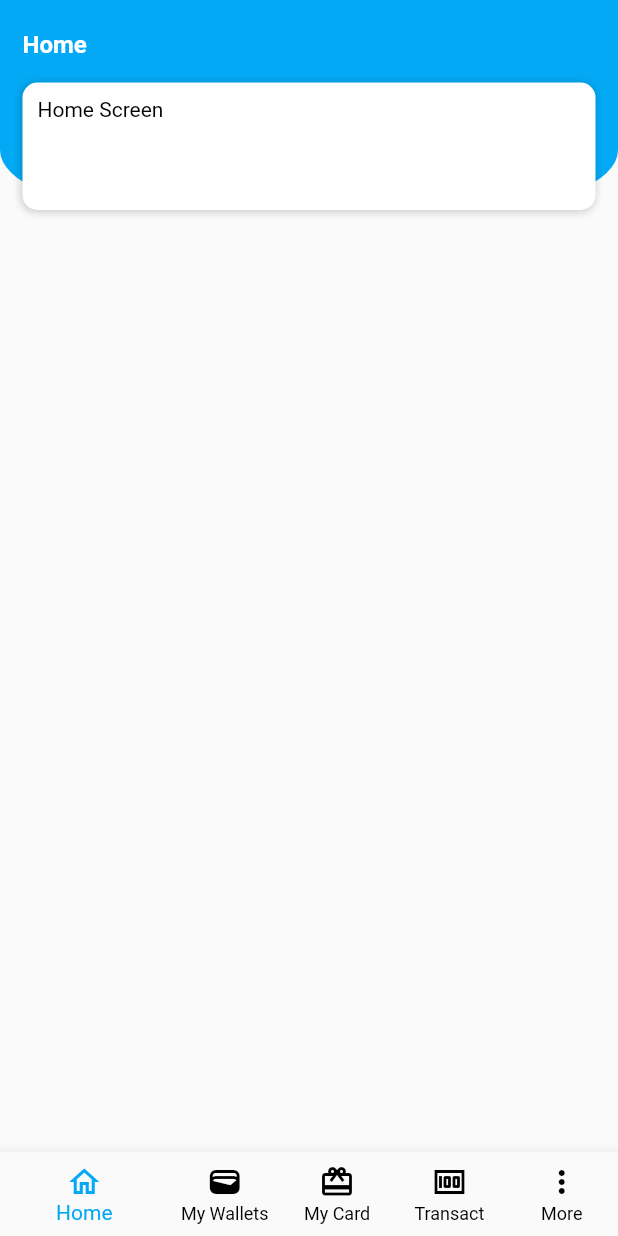
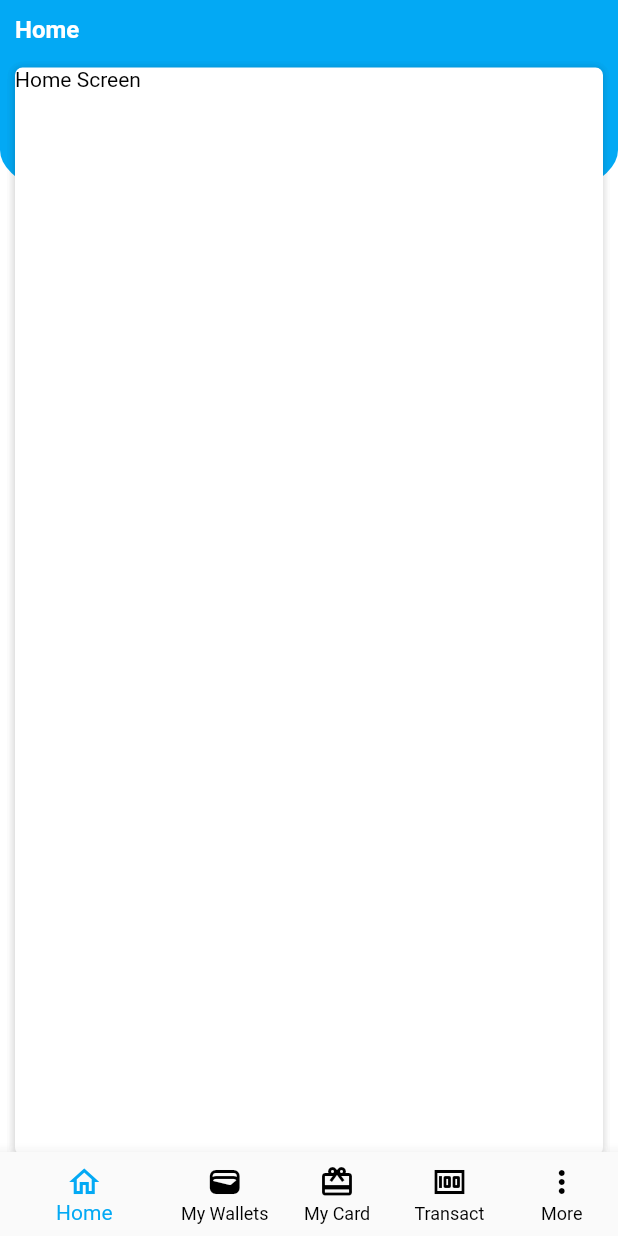
Before and after one commit to Egide-softwares/apz-pay, a Flutter app: the screen it shows after launch, on a phone screen of 412 x 824 dp. Run offline on Flutter 3.47's test engine with Material 2 defaults, Android fonts, the phone set to English and light mode, and no system bars.

Commit message:
RESTORE POINT

```diff
--- a/lib/layouts/screen_layout.dart
+++ b/lib/layouts/screen_layout.dart
@@ -9,8 +9,9 @@ class ScreenLayout extends StatelessWidget {
 
   @override
   Widget build(BuildContext context) {
-    return Scaffold(
-      body: Stack(
+    return Container(
+      decoration: BoxDecoration(color: ThemeColors.white),
+      child: Stack(
         children: [
           Container(
             height: 140,
@@ -24,7 +25,7 @@ class ScreenLayout extends StatelessWidget {
               ),
             ),
             child: Padding(
-              padding: const EdgeInsets.only(top: 20, left: 15),
+              padding: const EdgeInsets.symmetric(vertical: 10, horizontal: 10),
               child: Text(
                 title,
                 style: TextStyle(
@@ -36,12 +37,12 @@ class ScreenLayout extends StatelessWidget {
             ),
           ),
           Positioned(
-            top: 55,
+            top: 40,
             left: 0,
-            bottom: 0,
+            bottom: -7,
             right: 0,
             child: Padding(
-              padding: const EdgeInsets.symmetric(horizontal: 15),
+              padding: const EdgeInsets.symmetric(horizontal: 10, vertical: 5),
               child: Container(
                 decoration: BoxDecoration(
                   color: ThemeColors.white,
@@ -53,11 +54,14 @@ class ScreenLayout extends StatelessWidget {
                       offset: Offset.fromDirection(2),
                     ),
                   ),
-                    borderRadius: const BorderRadius.all(Radius.circular(10))),
-                child: Padding(
-                  padding: const EdgeInsets.all(10),
+                  borderRadius: const BorderRadius.only(
+                    topLeft: Radius.circular(5),
+                    topRight: Radius.circular(5),
+                    bottomLeft: Radius.circular(5),
+                    bottomRight: Radius.circular(5),
+                  ),
+                ),
                 child: widget,
-                ),
               ),
             ),
           )
--- a/lib/main.dart
+++ b/lib/main.dart
@@ -1,10 +1,13 @@
+import 'package:flutter/foundation.dart';
 import 'package:flutter/material.dart';
+import 'package:flutter/services.dart';
 import 'theme/colors.dart';
 import './layouts/screen_layout.dart';
 import './screens/home.dart';
 import './screens/wallets.dart';
 import './screens/transact.dart';
 import 'screens/card.dart';
+import './utils/pair.dart';
 
 void main() => runApp(const App());
 
@@ -13,9 +16,12 @@ class App extends StatelessWidget {
 
   @override
   Widget build(BuildContext context) {
-    return const MaterialApp(
+    return MaterialApp(
       title: "APZ Pay",
-      home: Main(),
+      theme: ThemeData(
+        primaryColor: ThemeColors.primary,
+      ),
+      home: const Main(),
       debugShowCheckedModeBanner: false,
     );
   }
@@ -39,22 +45,52 @@ class _MainState extends State<Main> {
     Transact(),
   ];
 
+  static final List<Pair<Widget, String>> _options = <Pair<Widget, String>>[
+    Pair(
+      ClipRRect(
+        borderRadius: BorderRadius.circular(30),
+        child: SizedBox(
+          height: 30,
+          width: 30,
+          child: Image.asset(
+            "assets/images/default_avatar.jpg",
+            fit: BoxFit.cover,
+          ),
+        ),
+      ),
+      "Naidoo Koobandra",
+    ),
+    Pair(const Icon(Icons.settings), "Settings"),
+    Pair(const Icon(Icons.arrow_back), "Logout"),
+  ];
+
   void _onItemTapped(BuildContext ctx, int index) {
+    setState(() {
       if (index < 4) {
-      setState(() {
         _selectedIndex = index;
+      } else {
+        _showMoreOptions = !_showMoreOptions;
+      }
     });
-    } else {
-      setState(() {
-        _showMoreOptions = !_showMoreOptions;
-      });
-    }
   }
 
   @override
   Widget build(BuildContext context) {
     return Scaffold(
-      body: Center(
+      appBar: AppBar(
+        backgroundColor: ThemeColors.primary,
+        toolbarHeight: 0,
+        elevation: 0,
+        systemOverlayStyle: const SystemUiOverlayStyle(
+          statusBarBrightness: Brightness.light,
+          statusBarColor: Colors.transparent,
+        ),
+      ),
+      body: SafeArea(
+        top: true,
+        left: true,
+        bottom: true,
+        right: true,
         child: Stack(
           children: [
             Positioned.fill(
@@ -68,8 +104,6 @@ class _MainState extends State<Main> {
                 child: Padding(
                   padding: const EdgeInsets.only(right: 15),
                   child: Container(
-                    width: 260,
-                    height: 150,
                     decoration: BoxDecoration(
                       color: ThemeColors.white,
                       boxShadow: List.filled(
@@ -82,66 +116,37 @@ class _MainState extends State<Main> {
                       ),
                       borderRadius: const BorderRadius.all(Radius.circular(5)),
                     ),
-                    child: ListView(
-                      children: <Widget>[
-                        ListTile(
-                          leading: ClipRRect(
-                            borderRadius: BorderRadius.circular(14),
-                            child: SizedBox.fromSize(
-                              size: const Size.fromRadius(14),
-                              child: Image.network(
-                                "https://picsum.photos/200",
-                                fit: BoxFit.cover,
+                    child: SizedBox(
+                      width: 250,
+                      child: Column(
+                        children: _options
+                            .map(
+                              (e) => ListTile(
+                                leading: Padding(
+                                  padding: const EdgeInsets.only(right: 10),
+                                  child: e.left,
                                 ),
-                            ),
-                          ),
-                          title: const Text(
-                            "Naidoo Koobandra",
+                                title: Text(
+                                  e.right,
                                   style: TextStyle(
+                                    color: ThemeColors.dark,
                                     fontWeight: FontWeight.bold,
                                     overflow: TextOverflow.ellipsis,
                                   ),
                                 ),
-                          selectedColor: ThemeColors.white,
-                          hoverColor: ThemeColors.primary,
-                          focusColor: ThemeColors.primary,
                                 onTap: () {
+                                  var index = _options.indexOf(e);
+                                  if (kDebugMode) {
+                                    print("INDEX: $index");
+                                  }
                                   setState(() {
-                              _showMoreOptions = false;
+                                    _showMoreOptions = !_showMoreOptions;
                                   });
                                 },
                               ),
-                        ListTile(
-                          leading: const Icon(Icons.settings),
-                          title: const Text(
-                            "Settings",
-                            style: TextStyle(fontWeight: FontWeight.bold),
+                            )
+                            .toList(),
                       ),
-                          selectedColor: ThemeColors.white,
-                          hoverColor: ThemeColors.primary,
-                          focusColor: ThemeColors.primary,
-                          onTap: () {
-                            setState(() {
-                              _showMoreOptions = false;
-                            });
-                          },
-                        ),
-                        ListTile(
-                          leading: const Icon(Icons.arrow_back),
-                          title: const Text(
-                            "Logout",
-                            style: TextStyle(fontWeight: FontWeight.bold),
-                          ),
-                          selectedColor: ThemeColors.white,
-                          hoverColor: ThemeColors.primary,
-                          focusColor: ThemeColors.primary,
-                          onTap: () {
-                            setState(() {
-                              _showMoreOptions = false;
-                            });
-                          },
-                        ),
-                      ],
                     ),
                   ),
                 ),
--- /dev/null
+++ b/lib/utils/pair.dart
@@ -0,0 +1,6 @@
+class Pair<L, R> {
+  L left;
+  R right;
+
+  Pair(this.left, this.right);
+}
```
Also changed, not shown: lib/components/icon_button.dart (added, +50 -0 lines), lib/screens/wallets.dart (+13 -5 lines). Lines whose indentation alone changed are shown as unchanged.
